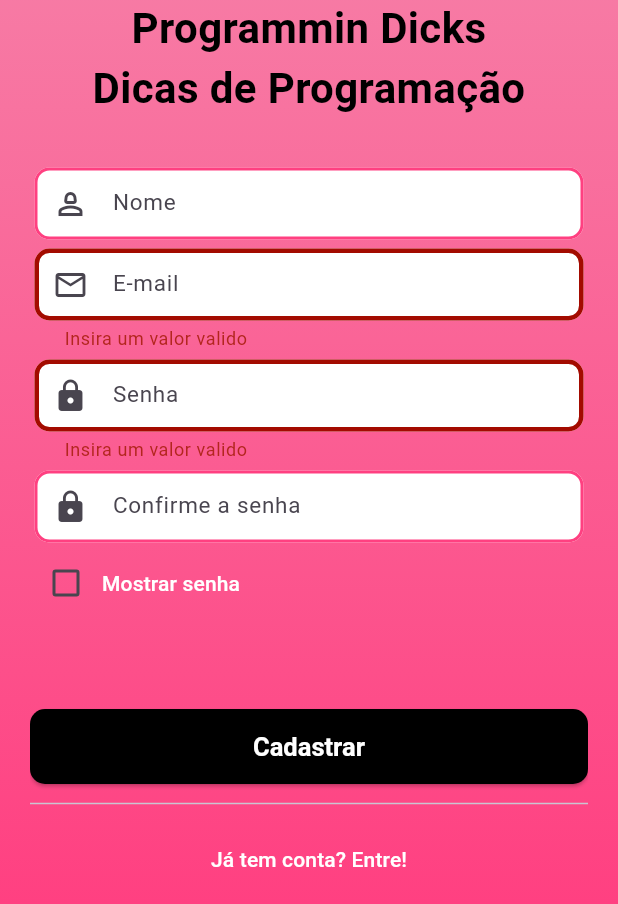
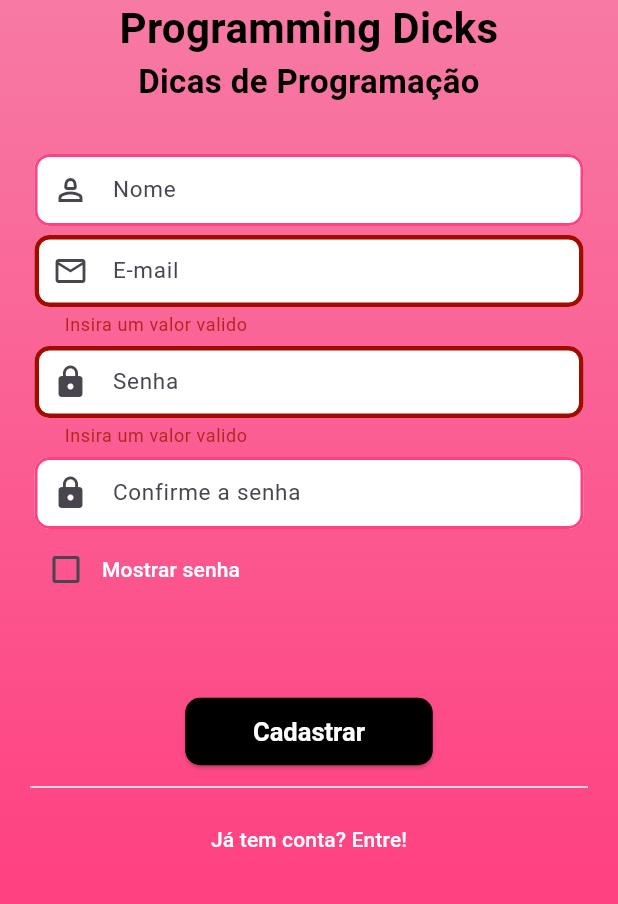
Before and after one commit to TalesLimaOliveira/flutter_trabalho3_opta1, a Flutter app: the screen it shows after launch, after a tap on "Entrar", after a tap on "Não tem conta? Cadastre-se!", on a phone screen of 412 x 824 dp, the part 332-1236 px from its top. Run offline on Flutter 3.47's test engine with Material 3 defaults, Android fonts, the phone set to English and light mode, and no system bars; our stand-ins replace shared_preferences.

Commit message:
Update Labels and Form

```diff
--- a/lib/components/style/labels.dart
+++ b/lib/components/style/labels.dart
@@ -1,19 +1,20 @@
 class AppLabels {
-  static const String appName = 'Programmin Dicks\nDicas de Programação';
-  static const String appBarList = 'Lista de Gastos';
-  static const String appBarForm = 'Adicionar Gasto';
-  static const String appBarEdit = 'Editar Gasto';
+  static const String appName = 'Programming Dicks';
+  static const String appSubName = 'Dicas de Programação';
+  static const String appBarList = 'Lista de Dicas';
+  static const String appBarAdd = 'Adicionar Dica';
+  static const String appBarEdit = 'Editar Dica';
 
   static const String valueError = 'Insira um valor valido';
-  static const String errorLoading = 'Erro ao carregar lista de gasto';
-  static const String errorSaving = 'Erro ao salvar gasto';
-  static const String errorUpdating = 'Erro ao atualizar gasto';
+  static const String errorLoading = 'Erro ao carregar lista de dica';
+  static const String errorSaving = 'Erro ao salvar dica';
+  static const String errorUpdating = 'Erro ao atualizar dica';
 
-  static const String successLoading = 'Lista carregada com sucesso';
-  static const String successSaving = 'Gasto salvo com sucesso';
-  static const String successAdding = 'Gasto adicionado com sucesso';
-  static const String successUpdating = 'Gasto autalizado com sucesso';
-  static const String successDeleting = 'Gasto removido com sucesso';
+  static const String successLoading = 'Dicas carregada com sucesso';
+  static const String successSaving = 'Dica salva com sucesso';
+  static const String successAdding = 'Dica adicionada com sucesso';
+  static const String successUpdating = 'Dica atualizada com sucesso';
+  static const String successDeleting = 'Dica removida com sucesso';
 
   static const String password = 'Senha';
   static const String passwordConfirm = 'Confirme a senha';
@@ -29,35 +30,17 @@ class AppLabels {
   static const String toLogin = 'Já tem conta? Entre!';
 
 
-  static const String addExpense = 'Adicionar';
-  static const String updateExpense = 'Atualizar';
+  static const String addTips = 'Adicionar';
+  static const String updateTips = 'Atualizar';
 
-  static const String purpose = 'Finalidade';
-  static const String type = 'Tipo';
-  static const String amount = 'Valor';
-  static const String month = 'Mês';
-  static const String year = 'Ano';
-
-  static const List<String> monthsList = [
-    'Janeiro',
-    'Fevereiro',
-    'Março',
-    'Abril',
-    'Maio',
-    'Junho',
-    'Julho',
-    'Agosto',
-    'Setembro',
-    'Outubro',
-    'Novembro',
-    'Dezembro'
-  ];
+  static const String title = 'Título';
+  static const String type = 'Categoria';
+  static const String description = 'Descrição';
 
   static const List<String> typesList = [
-    'Fixo',
-    'Variável',
-    'Eventual',
-    'Ermegencial',
-    'Outro',
+    'Dica Geral',
+    'Sobre Organização',
+    'CleanCode / Refatoração',
+    'Resolução de Problema',
   ];
 }
--- a/lib/main.dart
+++ b/lib/main.dart
@@ -4,7 +4,7 @@ void main() {
   runApp(
     MultiProvider(
       providers: [
-        ChangeNotifierProvider(create: (_) => ExpenseDao()),
+        ChangeNotifierProvider(create: (_) => TipsDao()),
       ],
       child: const MyApp(),
     ),
--- a/lib/screens/home/home.dart
+++ b/lib/screens/home/home.dart
@@ -51,18 +51,25 @@ class _HomeScreenState extends State<HomeScreen> {
                       child: SingleChildScrollView(
                         child: Column(
                           mainAxisAlignment: MainAxisAlignment.center,
-                          crossAxisAlignment: CrossAxisAlignment.stretch,
                           children: [
 
                 //LOGO
                             Image.asset("assets/flutterlogo.png",
                               height: 200,
                             ),
+
                             const Text(
                               AppLabels.appName,
                               style: TextStyle(fontSize: 28, fontWeight: FontWeight.bold),
                               textAlign: TextAlign.center,
                             ),
+
+                            const Text(
+                              AppLabels.appSubName,
+                              style: TextStyle(fontSize: 22, fontWeight: FontWeight.bold),
+                              textAlign: TextAlign.center,
+                            ),
+
                             const SizedBox(height: 30),
                 //FORMS
                 //USERNAME - SINGUP
@@ -158,10 +165,10 @@ class _HomeScreenState extends State<HomeScreen> {
                                       // TODO: CHANGE PASSWORD
                                       Navigator.push(
                                         context,
-                                        MaterialPageRoute(builder: (context) => const ExpenseList()),
+                                        MaterialPageRoute(builder: (context) => const TipsList()),
                                       );
                                     },
-                                    child: Text(AppLabels.forgotPassword),
+                                    child: const Text(AppLabels.forgotPassword),
                                   ),
                                 ),
                               ],
@@ -179,7 +186,7 @@ class _HomeScreenState extends State<HomeScreen> {
                                   passwordConfirmController.clear();
                                   Navigator.push(
                                     context,
-                                    MaterialPageRoute(builder: (context) => const ExpenseList()),
+                                    MaterialPageRoute(builder: (context) => const TipsList()),
                                   );
                                 }
                               },
@@ -194,14 +201,14 @@ class _HomeScreenState extends State<HomeScreen> {
                                 shape: RoundedRectangleBorder(
                                   borderRadius: BorderRadius.circular(10.0),
                                 ),
-                                fixedSize: const Size(150, 50),
+                                fixedSize: const Size(165, 45),
                               ),
                               child: Text(isLogin ? AppLabels.enter : AppLabels.singup),
                             ),
 
                             const SizedBox(height: 5),
-                            const Divider(),
-                            const SizedBox(height: 5),
+                            const Divider(color: AppColors.textButton),
+                            const SizedBox(height: 3),
 
                 //BUTTON - SWITCH
                             TextButton(
```
Also changed, not shown: lib/commons.dart (+4 -4 lines), lib/models/expense_model.dart (deleted, +0 -63 lines), lib/models/tips_model.dart (added, +51 -0 lines), lib/persistence/tips_dao.dart (renamed from lib/persistence/expense_dao.dart, +30 -30 lines), lib/screens/form/expense_form.dart (deleted, +0 -189 lines), lib/screens/form/tips_form.dart (added, +135 -0 lines), lib/screens/list/tips_list.dart (renamed from lib/screens/list/expense_list.dart, +19 -13 lines).
